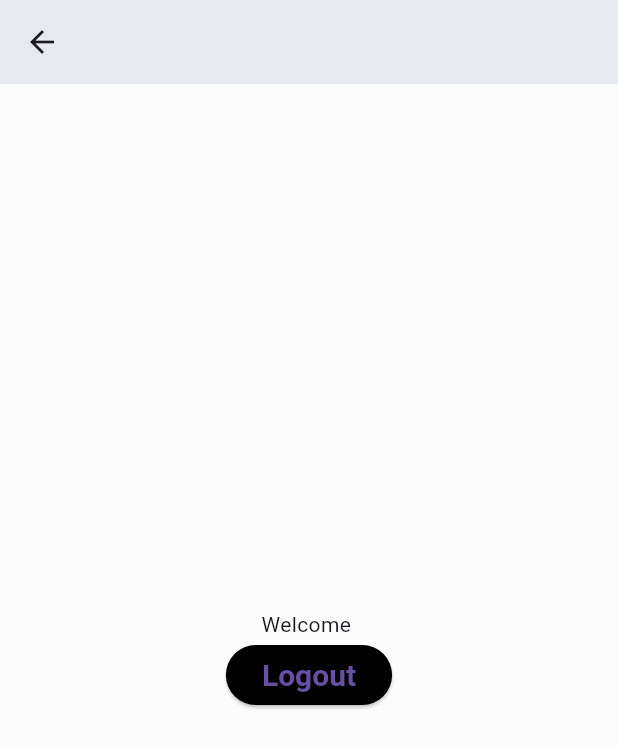
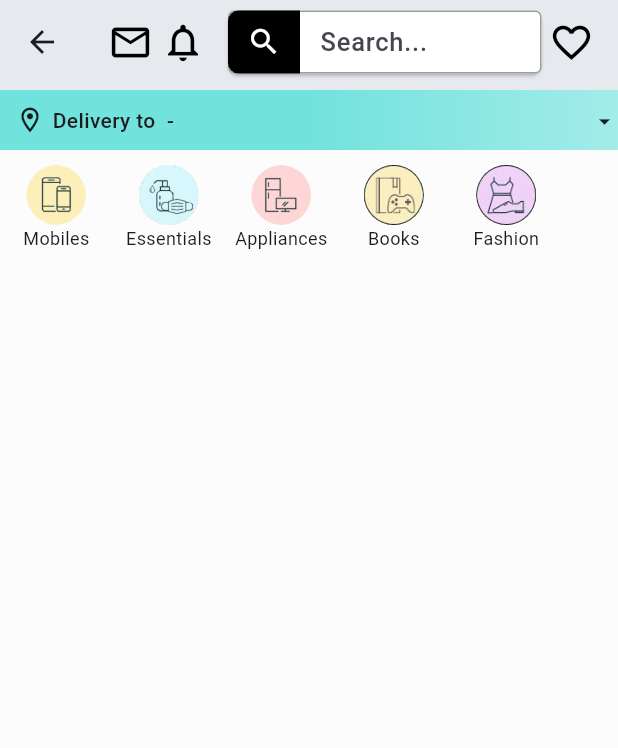
Before and after one commit to seven1106/Flutter-E-commerce-App, a Flutter app: the HomeScreen screen opened by its route, on a phone screen of 412 x 824 dp. Shown: the top 748 px of the screen. Run offline on Flutter 3.47's test engine with Material 3 defaults, Android fonts, the phone set to English and light mode, and no system bars; our stand-ins replace badges, shared_preferences; accounts and stored records are empty; network calls fail; Roboto replaces fonts that are missing (AlegreyaSans).

Commit message:
Home Screen UI

```diff
--- a/lib/core/constants/constants.dart
+++ b/lib/core/constants/constants.dart
@@ -7,5 +7,34 @@ class Constants {
   static const logoPath = "assets/images/logo.png";
   static const welcomeLottiePath = "assets/animation/cat.json";
 
+    static const List<String> carouselImages = [
+    'https://images-eu.ssl-images-amazon.com/images/G/31/img21/Wireless/WLA/TS/D37847648_Accessories_savingdays_Jan22_Cat_PC_1500.jpg',
+    'https://images-eu.ssl-images-amazon.com/images/G/31/img2021/Vday/bwl/English.jpg',
+    'https://images-eu.ssl-images-amazon.com/images/G/31/img22/Wireless/AdvantagePrime/BAU/14thJan/D37196025_IN_WL_AdvantageJustforPrime_Jan_Mob_ingress-banner_1242x450.jpg',
+    'https://images-na.ssl-images-amazon.com/images/G/31/Symbol/2020/00NEW/1242_450Banners/PL31_copy._CB432483346_.jpg',
+    'https://images-na.ssl-images-amazon.com/images/G/31/img21/shoes/September/SSW/pc-header._CB641971330_.jpg',
+  ];
+  static const List<Map<String, String>> categoryImages = [
+    {
+      'title': 'Mobiles',
+      'image': 'assets/images/mobiles.jpeg',
+    },
+    {
+      'title': 'Essentials',
+      'image': 'assets/images/essentials.jpeg',
+    },
+    {
+      'title': 'Appliances',
+      'image': 'assets/images/appliances.jpeg',
+    },
+    {
+      'title': 'Books',
+      'image': 'assets/images/books.jpeg',
+    },
+    {
+      'title': 'Fashion',
+      'image': 'assets/images/fashion.jpeg',
+    },
+  ];
   static const backEndUrl = "http://192.168.145.1:6969/api";
 }
--- a/lib/features/home/screens/home_screen.dart
+++ b/lib/features/home/screens/home_screen.dart
@@ -1,3 +1,6 @@
+import 'package:emigo/core/config/theme/app_palette.dart';
+import 'package:emigo/features/home/widgets/address_box.dart';
+import 'package:emigo/features/home/widgets/top_categories.dart';
 import 'package:emigo/providers/user-provider.dart';
 import 'package:flutter/material.dart';
 import 'package:provider/provider.dart';
@@ -15,23 +18,100 @@ class _HomeScreenState extends State<HomeScreen> {
   Widget build(BuildContext context) {
     final user = Provider.of<UserProvider>(context).user;
     return Scaffold(
-      appBar: AppBar(
-        title: const Text(''),
-      ),
-      body: Container(
-        child: Center(
-          child: Column(
-            mainAxisAlignment: MainAxisAlignment.center,
+      appBar: PreferredSize(
+        preferredSize: const Size.fromHeight(60),
+        child: AppBar(
+          flexibleSpace: Container(
+            decoration: const BoxDecoration(color: AppPalette.appBarColor),
+          ),
+          title: Row(
+            mainAxisAlignment: MainAxisAlignment.spaceBetween,
             children: [
-              Text('Welcome ${user.name}'),
-              ElevatedButton(
-                onPressed: () {},
-                child: const Text('Logout'),
+              const Icon(
+                Icons.mail_outline,
+                color: Colors.black,
+                size: 30,
+              ),
+              const SizedBox(width: 5),
+              const Icon(
+                Icons.notifications_outlined,
+                color: Colors.black,
+                size: 30,
+              ),
+              Expanded(
+                child: Container(
+                  height: 42,
+                  margin: const EdgeInsets.only(left: 15),
+                  child: Material(
+                    borderRadius: BorderRadius.circular(7),
+                    elevation: 1,
+                    child: TextFormField(
+                      // onFieldSubmitted: navigateToSearchScreen,
+                      decoration: InputDecoration(
+                        prefixIcon: InkWell(
+                          onTap: () {},
+                          child: Container(
+                            decoration: const BoxDecoration(
+                              color: Colors.black,
+                              borderRadius: BorderRadius.only(
+                                topLeft: Radius.circular(7),
+                                bottomLeft: Radius.circular(7),
+                              ),
+                            ),
+                            child: const Icon(
+                              Icons.search,
+                              color: Colors.white,
+                              size: 23,
+                            ),
+                          ),
+                        ),
+                        filled: true,
+                        fillColor: Colors.white,
+                        contentPadding: const EdgeInsets.only(top: 10),
+                        border: const OutlineInputBorder(
+                          borderRadius: BorderRadius.all(
+                            Radius.circular(7),
+                          ),
+                          borderSide: BorderSide.none,
+                        ),
+                        enabledBorder: const OutlineInputBorder(
+                          borderSide: BorderSide(
+                            color: Colors.black38,
+                            width: 1,
+                          ),
+                        ),
+                        hintText: '  Search...',
+                        hintStyle: const TextStyle(
+                          fontWeight: FontWeight.w500,
+                          fontSize: 17,
+                        ),
+                      ),
+                    ),
+                  ),
+                ),
+              ),
+              const SizedBox(width: 5),
+              const Icon(
+                Icons.favorite_border_outlined,
+                color: Colors.black,
+                size: 30,
               ),
             ],
           ),
         ),
       ),
+      body: SingleChildScrollView(
+        child: Column(
+          children: const [
+            AddressBox(),
+            SizedBox(height: 10),
+            TopCategories(),
+            SizedBox(height: 10),
+            // CarouselImage(),
+            // DealOfDay(),
+          ],
+        ),
+      ),
     );
   }
 }
--- /dev/null
+++ b/lib/features/home/widgets/address_box.dart
@@ -0,0 +1,56 @@
+import 'package:emigo/providers/user-provider.dart';
+import 'package:flutter/material.dart';
+import 'package:provider/provider.dart';
+
+class AddressBox extends StatelessWidget {
+  const AddressBox({Key? key}) : super(key: key);
+
+  @override
+  Widget build(BuildContext context) {
+    final user = Provider.of<UserProvider>(context).user;
+
+    return Container(
+      height: 40,
+      decoration: const BoxDecoration(
+        gradient: LinearGradient(
+          colors: [
+            Color.fromARGB(255, 114, 226, 221),
+            Color.fromARGB(255, 162, 236, 233),
+          ],
+          stops: [0.5, 1.0],
+        ),
+      ),
+      padding: const EdgeInsets.only(left: 10),
+      child: Row(
+        children: [
+          const Icon(
+            Icons.location_on_outlined,
+            size: 20,
+          ),
+          Expanded(
+            child: Padding(
+              padding: const EdgeInsets.only(left: 5),
+              child: Text(
+                'Delivery to ${user.name} - ${user.address}',
+                style: const TextStyle(
+                  fontWeight: FontWeight.w500,
+                ),
+                overflow: TextOverflow.ellipsis,
+              ),
+            ),
+          ),
+          const Padding(
+            padding: EdgeInsets.only(
+              left: 5,
+              top: 2,
+            ),
+            child: Icon(
+              Icons.arrow_drop_down_outlined,
+              size: 18,
+            ),
+          )
+        ],
+      ),
+    );
+  }
+}
--- /dev/null
+++ b/lib/features/home/widgets/top_categories.dart
@@ -0,0 +1,54 @@
+import 'package:emigo/core/constants/constants.dart';
+import 'package:flutter/material.dart';
+
+class TopCategories extends StatelessWidget {
+  const TopCategories({Key? key}) : super(key: key);
+
+  // void navigateToCategoryPage(BuildContext context, String category) {
+  //   Navigator.pushNamed(context, CategoryDealsScreen.routeName,
+  //       arguments: category);
+  // }
+
+  @override
+  Widget build(BuildContext context) {
+    return SizedBox(
+      height: 60,
+      child: ListView.builder(
+        itemCount: Constants.categoryImages.length,
+        scrollDirection: Axis.horizontal,
+        itemExtent: 75,
+        itemBuilder: (context, index) {
+          return GestureDetector(
+            // onTap: () => navigateToCategoryPage(
+            //   context,
+            //   GlobalVariables.categoryImages[index]['title']!,
+            // ),
+            child: Column(
+              children: [
+                Container(
+                  padding: const EdgeInsets.symmetric(horizontal: 10),
+                  child: ClipRRect(
+                    borderRadius: BorderRadius.circular(50),
+                    child: Image.asset(
+                      Constants.categoryImages[index]['image']!,
+                      fit: BoxFit.cover,
+                      height: 40,
+                      width: 40,
+                    ),
+                  ),
+                ),
+                Text(
+                  Constants.categoryImages[index]['title']!,
+                  style: const TextStyle(
+                    fontSize: 12,
+                    fontWeight: FontWeight.w400,
+                  ),
+                ),
+              ],
+            ),
+          );
+        },
+      ),
+    );
+  }
+}
```
Also changed, not shown: assets/images/appliances.jpeg (added), assets/images/books.jpeg (added), assets/images/electronics.jpeg (added), assets/images/essentials.jpeg (added), assets/images/fashion.jpeg (added), assets/images/mobiles.jpeg (added).
